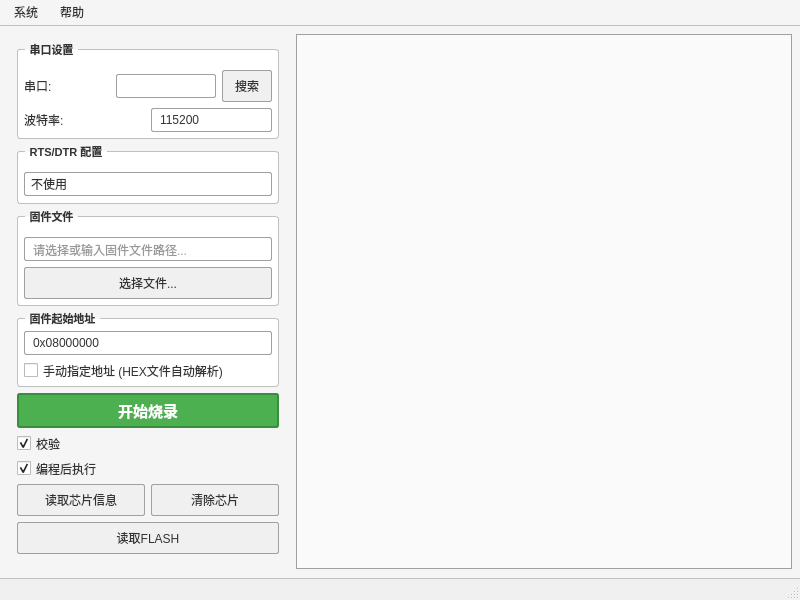
This is mainwindow.ui in Jin-OK/QFlyST as Qt 5 draws it before an edit. The edited form follows.
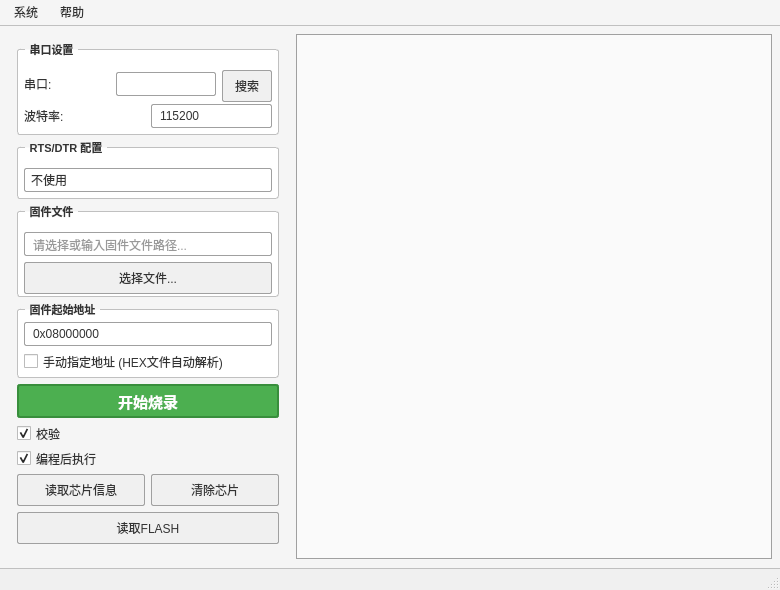
This is the edited form.

Commit message:
UI improvements: font size, HEX address handling, window size
- Increase logView font size to 14pt
- Add manual address checkbox for HEX file override
- HEX file: auto-detect address, readonly address field
- BIN file: editable address field with 0x prefix
- Auto-load firmware on startup to parse HEX address
- Handle missing firmware file gracefully
- Adjust window size to 780x590 for proper layout
- Add 0x prefix to address display

Patch:
```diff
--- a/mainwindow.ui
+++ b/mainwindow.ui
@@ -6,14 +6,14 @@
    <rect>
     <x>0</x>
     <y>0</y>
-    <width>800</width>
-    <height>600</height>
+    <width>780</width>
+    <height>590</height>
    </rect>
   </property>
   <property name="minimumSize">
    <size>
-    <width>800</width>
-    <height>600</height>
+    <width>780</width>
+    <height>590</height>
    </size>
   </property>
   <property name="windowTitle">
```
The commit also changes 1 other file.
